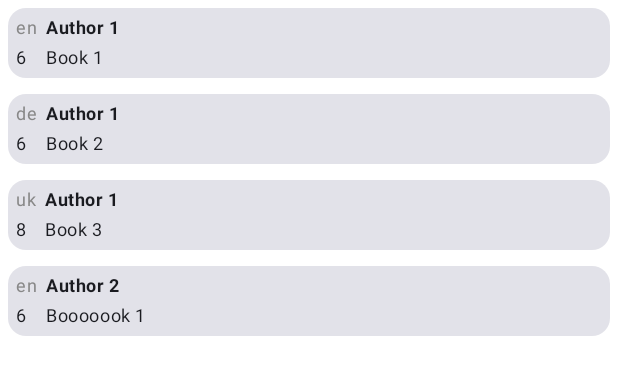
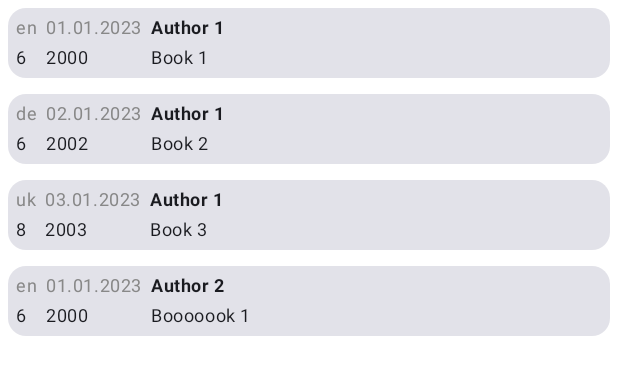
Before and after one commit to vlddev/ihaveread_droid, an Android app built with Jetpack Compose: the @Preview function PreviewBookList, on a phone screen of 412 x 824 dp. Shown: the top 375 px of the screen. Run offline under Robolectric (Android 15) with nearby library versions, the phone set to English and light mode, and no system bars.

Commit message:
add dateRead to BookCard date formatting

```diff
--- a/app/src/main/java/vlad/ihaveread/BookDetailsActivity.kt
+++ b/app/src/main/java/vlad/ihaveread/BookDetailsActivity.kt
@@ -71,7 +71,7 @@ fun BookDetailsCard(book: BookRead) {
             Text(text = book.note)
             Spacer(modifier = Modifier.height(4.dp))
             Text(text = "Read on", fontSize = labelFontSize, color = labelColor)
-            Text(text = book.dateRead)
+            Text(text = convDate(book.dateRead))
             Spacer(modifier = Modifier.height(4.dp))
             Text(text = "Language", fontSize = labelFontSize, color = labelColor)
             Text(text = book.langRead)
--- a/app/src/main/java/vlad/ihaveread/BookSearchActivity.kt
+++ b/app/src/main/java/vlad/ihaveread/BookSearchActivity.kt
@@ -36,6 +36,7 @@ import androidx.compose.ui.text.font.FontWeight
 import androidx.compose.ui.tooling.preview.Preview
 import androidx.compose.ui.unit.dp
 import vlad.ihaveread.ui.theme.IhavereadTheme
+import java.time.Year
 
 class BookSearchActivity : ComponentActivity() {
     override fun onCreate(savedInstanceState: Bundle?) {
@@ -62,7 +63,7 @@ class BookSearchActivity : ComponentActivity() {
 @Composable
 fun SearchCard(activity: BookSearchActivity, searchType: Int) {
     var internSearchType by remember { mutableStateOf(searchType) }
-    var searchText by remember { mutableStateOf(if(internSearchType == SEARCH_TYPE_BY_DATE) "2023" else "") }
+    var searchText by remember { mutableStateOf(if(internSearchType == SEARCH_TYPE_BY_DATE) ""+Year.now().value else "") }
     var books by remember { mutableStateOf(mutableListOf<BookRead>()) }
 
     Column(
@@ -133,6 +134,16 @@ fun BookCard(book: BookRead, onClick: (book: BookRead) -> Unit) {
             Spacer(modifier = Modifier.width(5.dp))
             Column() {
                 Text(
+                    text = convDate(book.dateRead),
+                    style = MaterialTheme.typography.bodySmall,
+                    color = Color.Gray
+                )
+                Spacer(modifier = Modifier.height(4.dp))
+                Text(text = book.publishDate, style = MaterialTheme.typography.bodySmall)
+            }
+            Spacer(modifier = Modifier.width(5.dp))
+            Column() {
+                Text(
                     text = book.author,
                     style = MaterialTheme.typography.bodySmall,
                     fontWeight = FontWeight.Bold
--- a/app/src/main/java/vlad/ihaveread/SampleData.kt
+++ b/app/src/main/java/vlad/ihaveread/SampleData.kt
@@ -10,19 +10,19 @@ class SampleData {
         Book("Boooook 3", "Author 2"),
     )
 
-    val bookRead1 = BookRead( 1, "2023-01-ß1", "en",
+    val bookRead1 = BookRead( 1, "2023-01-01", "en",
         "2000", "ebook", 6,
         "Book 1", "Author 1", "genre", "book note")
 
     val booksReadSample : List<BookRead> = listOf(
         bookRead1,
-        BookRead( 1, "2023-01-ß2", "de",
+        BookRead( 1, "2023-01-02", "de",
             "2002", "ebook", 6,
             "Book 2", "Author 1", "genre", "book note"),
-        BookRead( 1, "2023-01-ß3", "uk",
+        BookRead( 1, "2023-01-03", "uk",
             "2003", "ebook", 8,
             "Book 3", "Author 1", "genre", "book note"),
-        BookRead( 1, "2023-01-ß1", "en",
+        BookRead( 1, "2023-01-01", "en",
             "2000", "ebook", 6,
             "Booooook 1", "Author 2", "genre", "book note"),
     )
--- /dev/null
+++ b/app/src/main/java/vlad/ihaveread/Utils.kt
@@ -0,0 +1,17 @@
+package vlad.ihaveread
+
+import java.time.LocalDate
+import java.time.format.DateTimeFormatter
+
+class Utils {
+}
+
+/**
+ * convert [dateStr] formatted as YYYY-MM-DD
+ * to DD.MM.YYYY
+ */
+fun convDate(dateStr: String): String {
+    var formatter = DateTimeFormatter.ofPattern("dd.MM.yyyy")
+    var date = LocalDate.parse(dateStr)
+    return date.format(formatter)
+}
```
